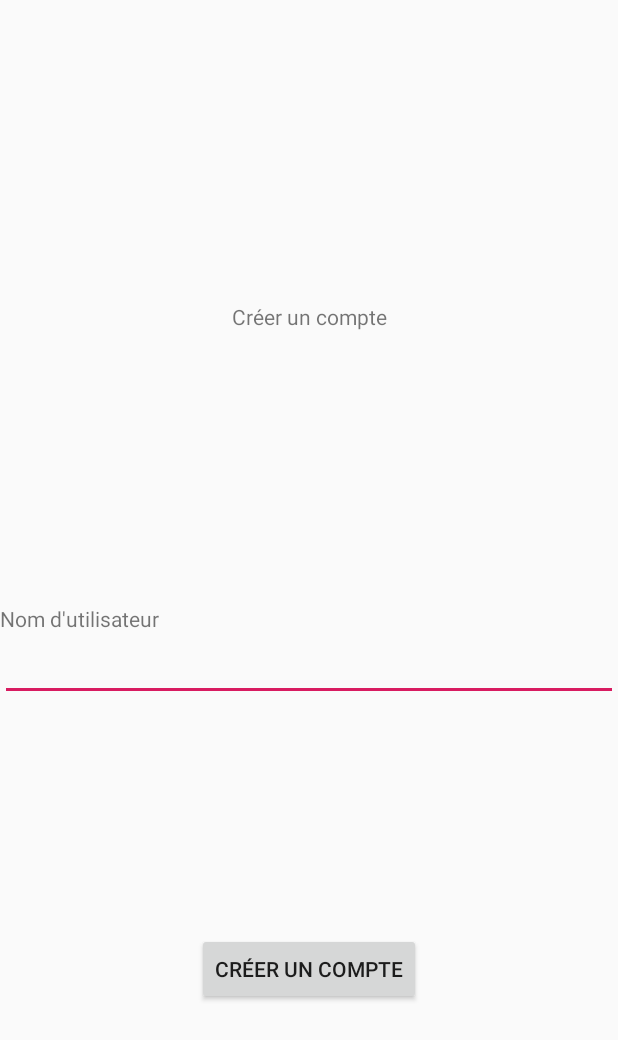
After one commit to DevilssK/ObjectQuest, an Android app: the layout account_create.xml on its own in the app's theme, with its tools: preview values and no code run, on a phone screen of 412 x 824 dp. The commit adds this screen. Shown: the top 1040 px of the screen. Run offline under Robolectric (Android 15) with nearby library versions, the phone set to English and light mode, and no system bars.

Commit message:
login page android

```diff
--- a/Object-Quest/src/main/java/fr/intech/Java9/Object/Quest/Initiliazer.java
+++ b/Object-Quest/src/main/java/fr/intech/Java9/Object/Quest/Initiliazer.java
@@ -24,19 +24,15 @@ public class Initiliazer {
     @PostConstruct
     public  void init(){
 
-        List<String> nullList = Arrays.asList("");
         List<String> computerMouse = Arrays.asList("Electronic device", "Technology", "Mouse");
         List<String> watch = Arrays.asList( "Watch accessory", "Watch");
         List<String> cup = Arrays.asList("Cup", "Drinkware");
         List<String> headset = Arrays.asList("Headphones", "Audio equipment", "Technology", "Electronic device", "Headset", "Ear");
 
-        Quest quest = new Quest("quest");
-        Quest nullQuest = new Quest("NullQuest");
         Quest techQuest = new Quest("Tech Piece");
 
         questRepository.save(techQuest);
 
-        Object nullObject = new Object("NULL", 0, nullQuest, nullList);
         Object computerMouseObj  = new Object("Computer Mouse",  10, techQuest, computerMouse);
         Object headsetObj = new Object("Headset", 10, techQuest, headset);
         Object watchObj = new Object( "Watch", 10, techQuest, watch);
--- /dev/null
+++ b/Object-Quest/src/main/java/fr/intech/Java9/Object/Quest/service/AuthenticationManager.java
@@ -0,0 +1,6 @@
+package fr.intech.Java9.Object.Quest.service;
+
+public interface AuthenticationManager {
+
+
+}
--- a/ObjectQuestApp/app/build.gradle
+++ b/ObjectQuestApp/app/build.gradle
@@ -32,6 +32,6 @@ dependencies {
     androidTestImplementation 'androidx.test:runner:1.2.0'
     androidTestImplementation 'androidx.test.espresso:espresso-core:3.2.0'
     // https://mvnrepository.com/artifact/com.squareup.okhttp3/okhttp
-    compile group: 'com.squareup.okhttp3', name: 'okhttp', version: '4.2.2'
+    implementation group: 'com.squareup.okhttp3', name: 'okhttp', version: '4.2.2'
 
 }
--- a/ObjectQuestApp/app/src/main/AndroidManifest.xml
+++ b/ObjectQuestApp/app/src/main/AndroidManifest.xml
@@ -17,7 +17,6 @@
                 <category android:name="android.intent.category.LAUNCHER" />
             </intent-filter>
         </activity>
-
     </application>
 
     <uses-feature android:name="android.hardware.camera" android:required="true"/>
--- /dev/null
+++ b/ObjectQuestApp/app/src/main/res/layout/account_create.xml
@@ -0,0 +1,72 @@
+<?xml version="1.0" encoding="utf-8"?>
+<androidx.constraintlayout.widget.ConstraintLayout xmlns:android="http://schemas.android.com/apk/res/android"
+    xmlns:app="http://schemas.android.com/apk/res-auto"
+    xmlns:tools="http://schemas.android.com/tools"
+    android:layout_width="match_parent"
+    android:layout_height="match_parent"
+    android:id="@+id/account_create">
+
+    <TextView
+        android:id="@+id/error_message"
+        android:layout_width="wrap_content"
+        android:layout_height="wrap_content"
+        app:layout_constraintTop_toBottomOf="@id/create_message"
+        app:layout_constraintBottom_toTopOf="@id/userName"
+        app:layout_constraintRight_toRightOf="parent"
+        app:layout_constraintLeft_toLeftOf="parent"></TextView>
+
+    <TextView
+        android:id="@+id/create_message"
+        android:layout_width="wrap_content"
+        android:layout_height="wrap_content"
+        android:text="@string/create_account"
+        app:layout_constraintLeft_toLeftOf="parent"
+        app:layout_constraintRight_toRightOf="parent"
+        app:layout_constraintTop_toTopOf="parent"
+        app:layout_constraintBottom_toTopOf="@id/usernmaneField">
+    </TextView>
+        <TextView
+            android:layout_width="match_parent"
+            android:layout_height="wrap_content"
+            android:text="@string/username"
+            android:id="@+id/userName"
+            app:layout_constraintTop_toTopOf="parent"
+            app:layout_constraintBottom_toBottomOf="parent">
+        </TextView>
+
+        <EditText
+            android:layout_width="match_parent"
+            android:layout_height="wrap_content"
+            android:id="@+id/usernmaneField"
+            app:layout_constraintTop_toBottomOf="@id/userName">
+        </EditText>
+
+
+
+       <!-- <TextView
+            android:layout_width="match_parent"
+            android:layout_height="wrap_content"
+            android:text="@string/password"
+            android:id="@+id/passwordText"
+            app:layout_constraintTop_toBottomOf="@id/usernmaneField">
+        </TextView>
+
+    <EditText
+        android:layout_width="match_parent"
+        android:layout_height="wrap_content"
+        android:id="@+id/passwordField"
+        app:layout_constraintTop_toBottomOf="@id/passwordText">
+    </EditText>-->
+
+    <Button
+        android:id="@+id/createButton"
+        android:layout_width="wrap_content"
+        android:layout_height="wrap_content"
+        android:text="@string/create_account"
+        app:layout_constraintBottom_toBottomOf="parent"
+        app:layout_constraintEnd_toEndOf="parent"
+        app:layout_constraintStart_toStartOf="parent"
+        app:layout_constraintTop_toBottomOf="@+id/usernmaneField">
+    </Button>
+
+</androidx.constraintlayout.widget.ConstraintLayout>
--- a/ObjectQuestApp/app/src/main/res/values/strings.xml
+++ b/ObjectQuestApp/app/src/main/res/values/strings.xml
@@ -1,3 +1,7 @@
 <resources>
     <string name="app_name">ObjectQuest</string>
+    <string name="username">Nom d\'utilisateur</string>
+    <string name="password">Password</string>
+    <string name="create_account">Créer un compte</string>
+    <string name="retry">Réesayé</string>
 </resources>
--- a/ObjectQuestApp/build.gradle
+++ b/ObjectQuestApp/build.gradle
@@ -7,7 +7,7 @@ buildscript {
 
     }
     dependencies {
-        classpath 'com.android.tools.build:gradle:3.5.0'
+        classpath 'com.android.tools.build:gradle:3.5.1'
 
         // NOTE: Do not place your application dependencies here; they belong
         // in the individual module build.gradle files
```
Also changed, not shown: Object-Quest/src/main/java/fr/intech/Java9/Object/Quest/controller/ImageUploadController.java (+3 -4 lines), Object-Quest/src/main/java/fr/intech/Java9/Object/Quest/controller/LoginController.java (added, +13 -0 lines), Object-Quest/src/main/java/fr/intech/Java9/Object/Quest/controller/QuestController.java (added, +23 -0 lines), Object-Quest/src/main/java/fr/intech/Java9/Object/Quest/model/database/UserPassword.java (added, +27 -0 lines), Object-Quest/src/main/java/fr/intech/Java9/Object/Quest/service/AuthenticationManagerImp.java (added, +12 -0 lines), ObjectQuestApp/app/src/main/java/com/t/objectquest/MainActivity.java (+21 -5 lines), 1 other file.
